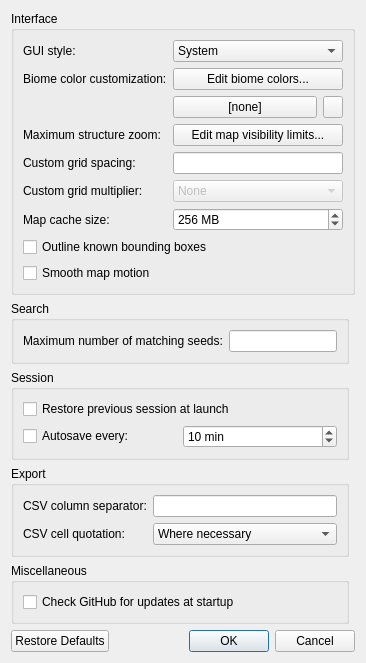
Cubitect/cubiomes-viewer, file src/configdialog.ui: the form before one commit.
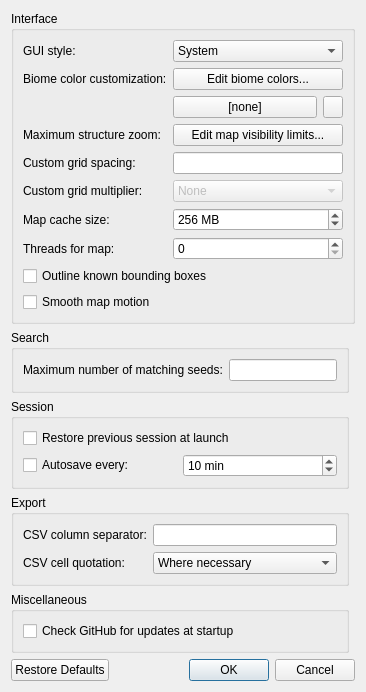
The form after the commit. Icons and pictures are not drawn.

```diff
--- a/src/configdialog.ui
+++ b/src/configdialog.ui
@@ -343,6 +343,16 @@
         </property>
        </widget>
       </item>
+      <item row="7" column="0" colspan="2">
+       <widget class="QLabel" name="label_9">
+        <property name="text">
+         <string>Threads for map:</string>
+        </property>
+       </widget>
+      </item>
+      <item row="7" column="2" colspan="3">
+       <widget class="QSpinBox" name="spinThreads"/>
+      </item>
      </layout>
     </widget>
    </item>
```
